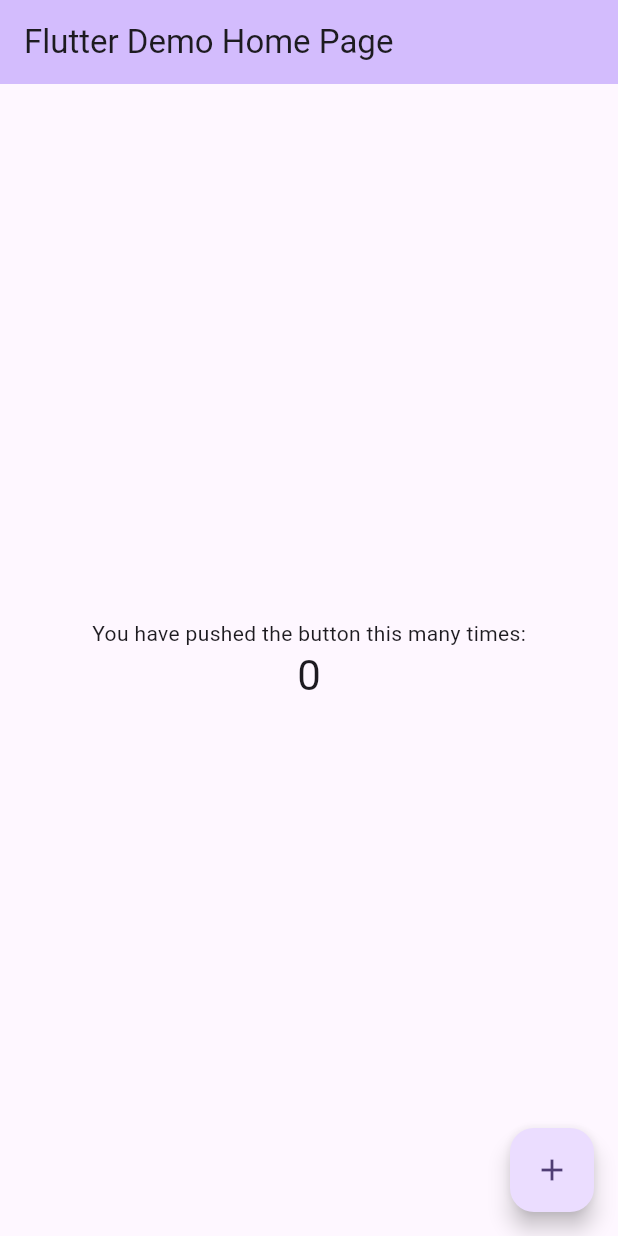
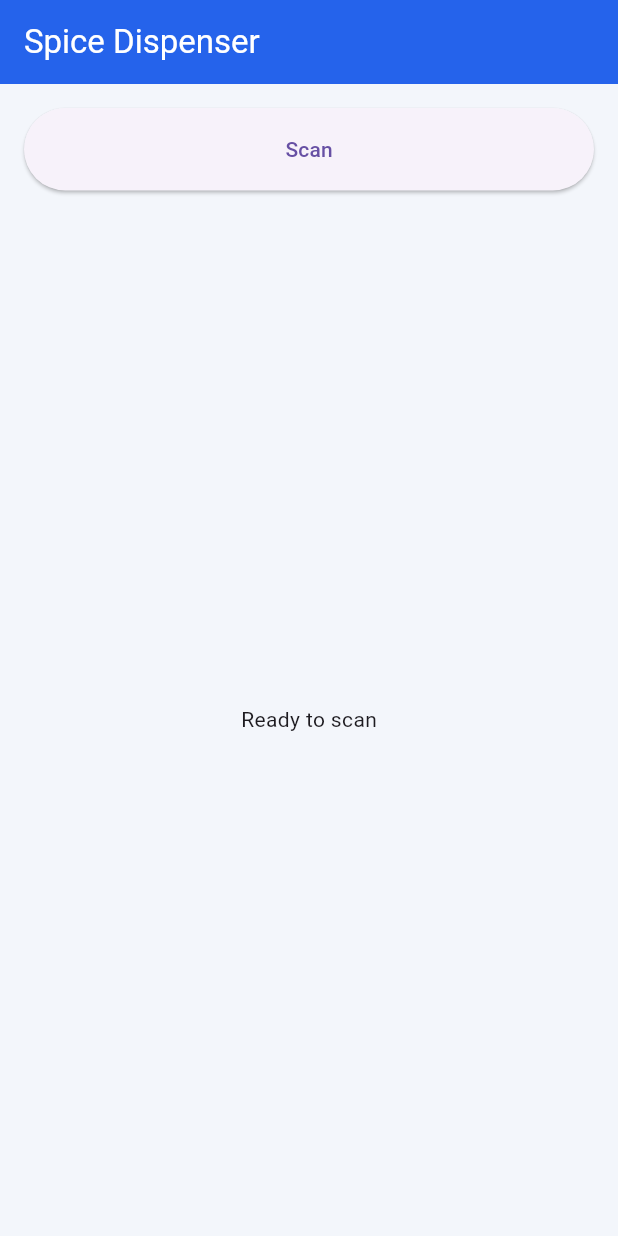
Before and after one commit to MahmoudAyman/spice_dispenser_control_app, a Flutter app: the screen it shows after launch, on a phone screen of 412 x 824 dp. Run offline on Flutter 3.47's test engine with Material 3 defaults, Android fonts, the phone set to English and light mode, and no system bars; our stand-ins replace flutter_bloc, flutter_blue_plus, permission_handler, shared_preferences.

Commit message:
Clean Architecture  BLE Feature structure  Connection Screen  BLE Scan  Filter with name spice dispenser  Connect to device  Handshake JSON  ACK verification  Navigation dashboard  Cubit state management  BLE service class  Device cards UI  UUID generation  runtime permissions  scan  filter devices  remove duplicates  connect  discover services  discover characteristics  notifications  handshake  ACK verification  timeout handling  disconnect detection

```diff
--- a/lib/app.dart
+++ b/lib/app.dart
@@ -0,0 +1,23 @@
+import 'package:flutter/material.dart';
+import 'package:flutter_bloc/flutter_bloc.dart';
+import 'core/services/ble_service.dart';
+import 'core/theme/app_theme.dart';
+import 'features/bluetooth/presentation/cubit/bluetooth_cubit.dart';
+import 'features/bluetooth/presentation/screens/connection_screen.dart';
+
+class SpiceDispenserApp extends StatelessWidget {
+  const SpiceDispenserApp({super.key});
+
+  @override
+  Widget build(BuildContext context) {
+    return MaterialApp(
+      debugShowCheckedModeBanner: false,
+      title: 'Spice Dispenser',
+      theme: AppTheme.lightTheme,
+      home: BlocProvider(
+        create: (context) => BluetoothCubit(BleService()),
+        child: ConnectionScreen(),
+      ),
+    );
+  }
+}
--- a/lib/core/constants/ble_constants.dart
+++ b/lib/core/constants/ble_constants.dart
@@ -0,0 +1,14 @@
+class BleConstants {
+
+  static const String deviceName =
+      'spice dispenser';
+
+  static const String serviceUuid =
+      'PUT_REAL_SERVICE_UUID';
+
+  static const String writeCharacteristicUuid =
+      'PUT_REAL_WRITE_UUID';
+
+  static const String notifyCharacteristicUuid =
+      'PUT_REAL_NOTIFY_UUID';
+}
--- a/lib/core/theme/app_colors.dart
+++ b/lib/core/theme/app_colors.dart
@@ -0,0 +1,10 @@
+import 'package:flutter/material.dart';
+
+class AppColors {
+  static const Color primary = Color(0xFF2563EB);
+  static const Color background = Color(0xFFF3F6FB);
+  static const Color white = Colors.white;
+  static const Color black = Color(0xFF111827);
+  static const Color grey = Color(0xFF6B7280);
+  static const Color green = Color(0xFF22C55E);
+}
--- a/lib/core/theme/app_theme.dart
+++ b/lib/core/theme/app_theme.dart
@@ -0,0 +1,15 @@
+import 'package:flutter/material.dart';
+import 'app_colors.dart';
+
+class AppTheme {
+  static ThemeData lightTheme = ThemeData(
+    scaffoldBackgroundColor: AppColors.background,
+    primaryColor: AppColors.primary,
+    appBarTheme: const AppBarTheme(
+      backgroundColor: AppColors.primary,
+      foregroundColor: Colors.white,
+      elevation: 0,
+      centerTitle: false,
+    ),
+  );
+}
--- a/lib/features/bluetooth/data/models/ble_device_model.dart
+++ b/lib/features/bluetooth/data/models/ble_device_model.dart
@@ -0,0 +1,15 @@
+import 'package:flutter_blue_plus/flutter_blue_plus.dart';
+
+class BleDeviceModel {
+  final String name;
+  final String id;
+  final int rssi;
+  final BluetoothDevice device;
+
+  BleDeviceModel({
+    required this.name,
+    required this.id,
+    required this.rssi,
+    required this.device,
+  });
+}
--- a/lib/features/bluetooth/presentation/cubit/bluetooth_state.dart
+++ b/lib/features/bluetooth/presentation/cubit/bluetooth_state.dart
@@ -0,0 +1,27 @@
+import '../../data/models/ble_device_model.dart';
+
+abstract class BluetoothState {}
+
+class BluetoothInitial extends BluetoothState {}
+
+class BluetoothLoading extends BluetoothState {}
+
+class BluetoothLoaded extends BluetoothState {
+  final List<BleDeviceModel> devices;
+
+  BluetoothLoaded(this.devices);
+}
+
+class BluetoothConnecting extends BluetoothState {}
+
+class BluetoothConnected extends BluetoothState {}
+
+class BluetoothHandshakeSuccess extends BluetoothState {}
+
+class BluetoothHandshakeFailed extends BluetoothState {}
+
+class BluetoothError extends BluetoothState {
+  final String message;
+
+  BluetoothError(this.message);
+}
--- a/lib/features/bluetooth/presentation/screens/connection_screen.dart
+++ b/lib/features/bluetooth/presentation/screens/connection_screen.dart
@@ -0,0 +1,143 @@
+import 'package:flutter/material.dart';
+import 'package:flutter_bloc/flutter_bloc.dart';
+
+import '../../../../../core/services/ble_service.dart';
+import '../../../dashboard/presentation/screens/dashboard_screen.dart';
+import '../cubit/bluetooth_cubit.dart';
+import '../cubit/bluetooth_state.dart';
+import '../widgets/device_card.dart';
+
+class ConnectionScreen extends StatelessWidget {
+  const ConnectionScreen({super.key});
+
+  @override
+  Widget build(BuildContext context) {
+    return BlocProvider(
+      create: (_) => BluetoothCubit(
+        BleService(),
+      ),
+      child: BlocListener<
+          BluetoothCubit,
+          BluetoothState>(
+        listener: (context, state) {
+          if (state
+          is BluetoothHandshakeSuccess) {
+            Navigator.pushReplacement(
+              context,
+              MaterialPageRoute(
+                builder: (_) =>
+                const DashboardScreen(),
+              ),
+            );
+          }
+
+          if (state
+          is BluetoothHandshakeFailed) {
+            ScaffoldMessenger.of(context)
+                .showSnackBar(
+              const SnackBar(
+                content: Text(
+                  'Handshake Failed',
+                ),
+              ),
+            );
+          }
+        },
+        child: Scaffold(
+          appBar: AppBar(
+            title:
+            const Text('Spice Dispenser'),
+          ),
+          body: Padding(
+            padding: const EdgeInsets.all(16),
+            child: Column(
+              children: [
+                SizedBox(
+                  width: double.infinity,
+                  height: 55,
+                  child: ElevatedButton(
+                    onPressed: () {
+                      context
+                          .read<BluetoothCubit>()
+                          .scanDevices();
+                    },
+                    child: const Text('Scan'),
+                  ),
+                ),
+                const SizedBox(height: 24),
+                Expanded(
+                  child: BlocBuilder<
+                      BluetoothCubit,
+                      BluetoothState>(
+                    builder: (context, state) {
+                      if (state
+                      is BluetoothLoading) {
+                        return const Center(
+                          child:
+                          CircularProgressIndicator(),
+                        );
+                      }
+
+                      if (state
+                      is BluetoothConnecting) {
+                        return const Center(
+                          child: Column(
+                            mainAxisAlignment:
+                            MainAxisAlignment
+                                .center,
+                            children: [
+                              CircularProgressIndicator(),
+                              SizedBox(height: 16),
+                              Text('Connecting...'),
+                            ],
+                          ),
+                        );
+                      }
+
+                      if (state
+                      is BluetoothLoaded) {
+                        return ListView.builder(
+                          itemCount:
+                          state.devices.length,
+                          itemBuilder:
+                              (context, index) {
+                            return DeviceCard(
+                              device:
+                              state.devices[index],
+                              onTap: () {
+                                context
+                                    .read<
+                                    BluetoothCubit>()
+                                    .connectToDevice(
+                                  state.devices[index],
+                                );
+                              },
+                            );
+                          },
+                        );
+                      }
+
+                      if (state
+                      is BluetoothError) {
+                        return Center(
+                          child:
+                          Text(state.message),
+                        );
+                      }
+
+                      return const Center(
+                        child: Text(
+                          'Ready to scan',
+                        ),
+                      );
+                    },
+                  ),
+                ),
+              ],
+            ),
+          ),
+        ),
+      ),
+    );
+  }
+}
--- a/lib/main.dart
+++ b/lib/main.dart
@@ -1,122 +1,6 @@
 import 'package:flutter/material.dart';
+import 'app.dart';
 
 void main() {
-  runApp(const MyApp());
+  runApp(const SpiceDispenserApp());
 }
-
-class MyApp extends StatelessWidget {
-  const MyApp({super.key});
-
-  // This widget is the root of your application.
-  @override
-  Widget build(BuildContext context) {
-    return MaterialApp(
-      title: 'Flutter Demo',
-      theme: ThemeData(
-        // This is the theme of your application.
-        //
-        // TRY THIS: Try running your application with "flutter run". You'll see
-        // the application has a purple toolbar. Then, without quitting the app,
-        // try changing the seedColor in the colorScheme below to Colors.green
-        // and then invoke "hot reload" (save your changes or press the "hot
-        // reload" button in a Flutter-supported IDE, or press "r" if you used
-        // the command line to start the app).
-        //
-        // Notice that the counter didn't reset back to zero; the application
-        // state is not lost during the reload. To reset the state, use hot
-        // restart instead.
-        //
-        // This works for code too, not just values: Most code changes can be
-        // tested with just a hot reload.
-        colorScheme: .fromSeed(seedColor: Colors.deepPurple),
-      ),
-      home: const MyHomePage(title: 'Flutter Demo Home Page'),
-    );
-  }
-}
-
-class MyHomePage extends StatefulWidget {
-  const MyHomePage({super.key, required this.title});
-
-  // This widget is the home page of your application. It is stateful, meaning
-  // that it has a State object (defined below) that contains fields that affect
-  // how it looks.
-
-  // This class is the configuration for the state. It holds the values (in this
-  // case the title) provided by the parent (in this case the App widget) and
-  // used by the build method of the State. Fields in a Widget subclass are
-  // always marked "final".
-
-  final String title;
-
-  @override
-  State<MyHomePage> createState() => _MyHomePageState();
-}
-
-class _MyHomePageState extends State<MyHomePage> {
-  int _counter = 0;
-
-  void _incrementCounter() {
-    setState(() {
-      // This call to setState tells the Flutter framework that something has
-      // changed in this State, which causes it to rerun the build method below
-      // so that the display can reflect the updated values. If we changed
-      // _counter without calling setState(), then the build method would not be
-      // called again, and so nothing would appear to happen.
-      _counter++;
-    });
-  }
-
-  @override
-  Widget build(BuildContext context) {
-    // This method is rerun every time setState is called, for instance as done
-    // by the _incrementCounter method above.
-    //
-    // The Flutter framework has been optimized to make rerunning build methods
-    // fast, so that you can just rebuild anything that needs updating rather
-    // than having to individually change instances of widgets.
-    return Scaffold(
-      appBar: AppBar(
-        // TRY THIS: Try changing the color here to a specific color (to
-        // Colors.amber, perhaps?) and trigger a hot reload to see the AppBar
-        // change color while the other colors stay the same.
-        backgroundColor: Theme.of(context).colorScheme.inversePrimary,
-        // Here we take the value from the MyHomePage object that was created by
-        // the App.build method, and use it to set our appbar title.
-        title: Text(widget.title),
-      ),
-      body: Center(
-        // Center is a layout widget. It takes a single child and positions it
-        // in the middle of the parent.
-        child: Column(
-          // Column is also a layout widget. It takes a list of children and
-          // arranges them vertically. By default, it sizes itself to fit its
-          // children horizontally, and tries to be as tall as its parent.
-          //
-          // Column has various properties to control how it sizes itself and
-          // how it positions its children. Here we use mainAxisAlignment to
-          // center the children vertically; the main axis here is the vertical
-          // axis because Columns are vertical (the cross axis would be
-          // horizontal).
-          //
-          // TRY THIS: Invoke "debug painting" (choose the "Toggle Debug Paint"
-          // action in the IDE, or press "p" in the console), to see the
-          // wireframe for each widget.
-          mainAxisAlignment: .center,
-          children: [
-            const Text('You have pushed the button this many times:'),
-            Text(
-              '$_counter',
-              style: Theme.of(context).textTheme.headlineMedium,
-            ),
-          ],
-        ),
-      ),
-      floatingActionButton: FloatingActionButton(
-        onPressed: _incrementCounter,
-        tooltip: 'Increment',
-        child: const Icon(Icons.add),
-      ),
-    );
-  }
-}
--- a/pubspec.yaml
+++ b/pubspec.yaml
@@ -37,6 +37,8 @@ dependencies:
   hive: ^2.2.3
   hive_flutter: ^1.1.0
   uuid: ^4.4.0
+  permission_handler: ^11.3.1
+  shared_preferences: ^2.2.2
   # The following adds the Cupertino Icons font to your application.
   # Use with the CupertinoIcons class for iOS style icons.
   cupertino_icons: ^1.0.8
```
Also changed, not shown: lib/core/services/ble_service.dart (+150 -0 lines), lib/core/services/permission_service.dart (added, +20 -0 lines), lib/core/services/uuid_service.dart (+25 -0 lines), lib/features/bluetooth/presentation/cubit/bluetooth_cubit.dart (+60 -0 lines), lib/features/bluetooth/presentation/widgets/device_card.dart (+57 -0 lines), lib/features/dashboard/presentation/screens/dashboard_screen.dart (+19 -0 lines), pubspec.lock, 2 other files.
